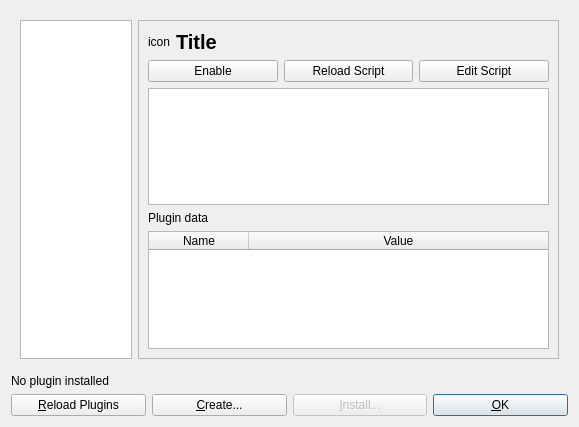
The window that src/dialogs/dialog_plugins.ui (mbasaglia/Knotter) describes before a commit, drawn with Qt 5.
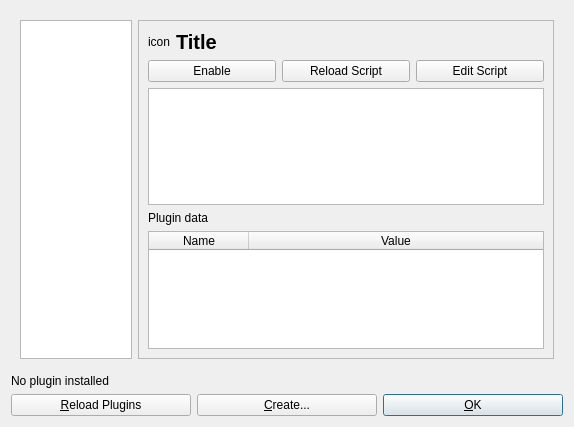
The same window after the commit. Icons and pictures are not drawn.

Commit message: Remove duplicates plugin

```diff
--- a/src/dialogs/dialog_plugins.ui
+++ b/src/dialogs/dialog_plugins.ui
@@ -6,7 +6,7 @@
    <rect>
     <x>0</x>
     <y>0</y>
-    <width>579</width>
+    <width>574</width>
     <height>427</height>
    </rect>
   </property>
@@ -192,20 +192,7 @@
         <string>&amp;Create...</string>
        </property>
        <property name="icon">
-        <iconset theme="document-new"/>
-       </property>
-      </widget>
-     </item>
-     <item>
-      <widget class="QPushButton" name="button_add">
-       <property name="enabled">
-        <bool>false</bool>
-       </property>
-       <property name="text">
-        <string>&amp;Install...</string>
-       </property>
-       <property name="icon">
-        <iconset theme="run-build-install">
+        <iconset theme="document-new">
          <normaloff/>
         </iconset>
        </property>
```
The commit also changes 13 other files.
